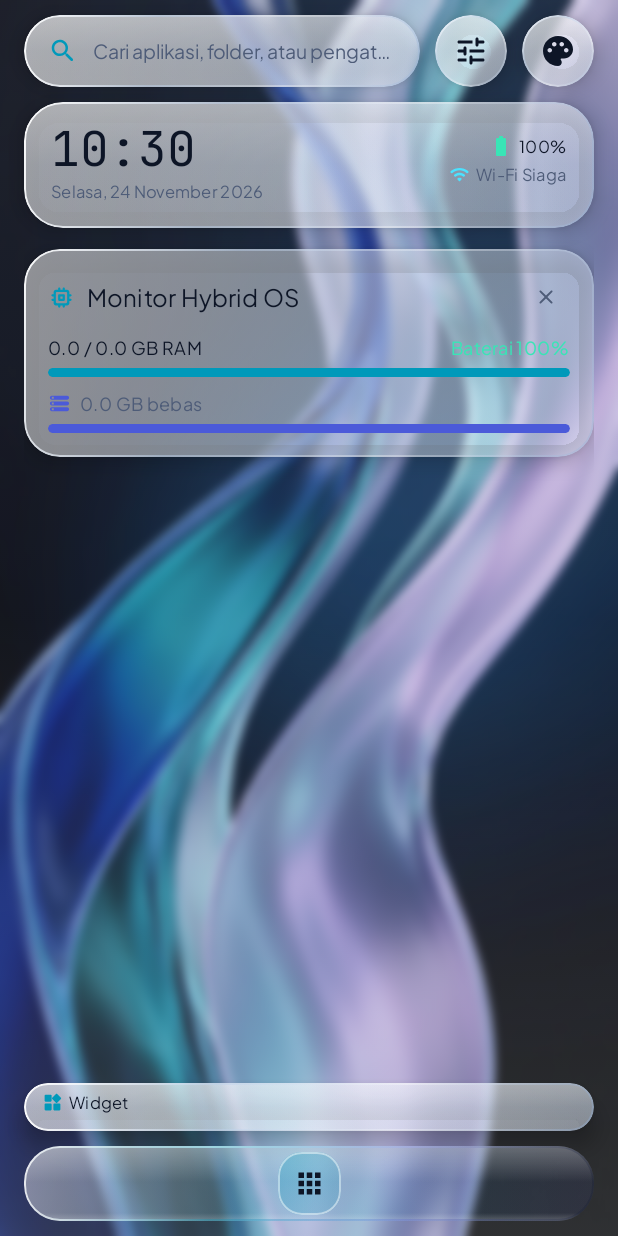
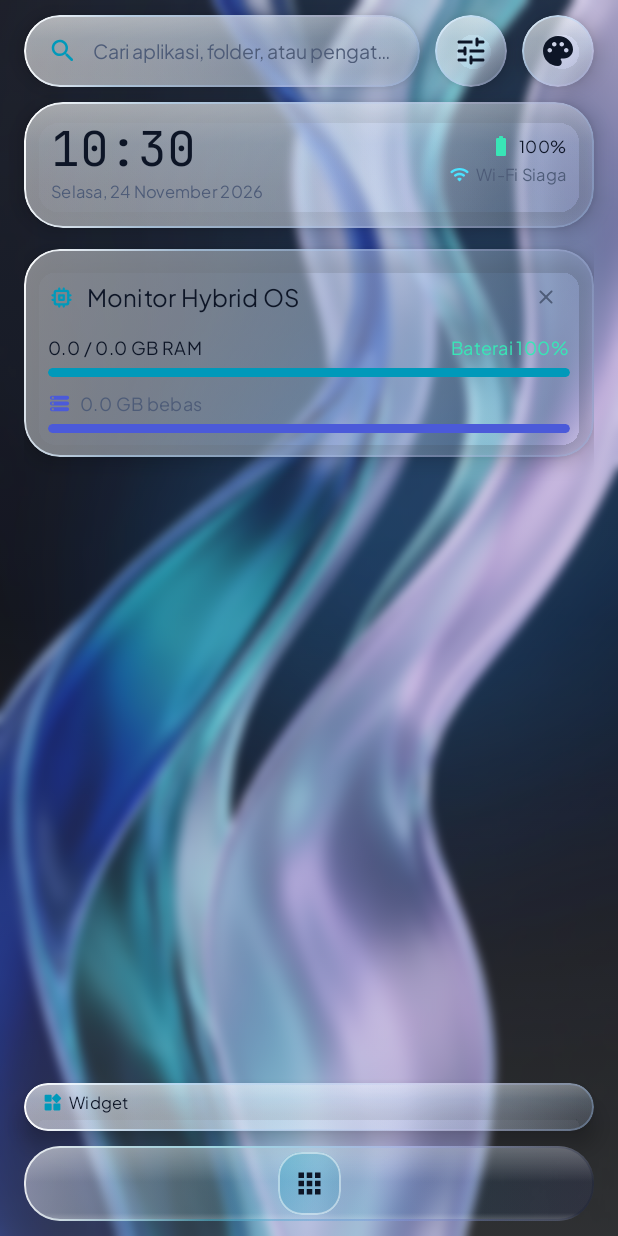
Before and after one commit to andikune-ux/H-P-i-O, an Android app built with Jetpack Compose: the screen it shows after launch (MainActivity), on a phone screen of 412 x 824 dp. Run offline under Robolectric (Android 15) with nearby library versions, the phone set to English and light mode, and no system bars.

Commit message:
Refine Liquid Glass dock lens and material

```diff
--- a/app/src/main/java/dev/andikune/launcherhpio/ui/components/LiquidGlassComponents.kt
+++ b/app/src/main/java/dev/andikune/launcherhpio/ui/components/LiquidGlassComponents.kt
@@ -157,34 +157,38 @@ fun liquidGlassPanelModifier(
     val fill = if (dark) {
         Brush.linearGradient(
             colors = listOf(
-                Color(0xFF52617D).copy(alpha = (alpha * 0.54f).coerceAtMost(0.48f)),
-                Color(0xFF18243B).copy(alpha = (alpha + 0.10f).coerceAtMost(0.72f)),
-                Color(0xFF0A1325).copy(alpha = (alpha + 0.16f).coerceAtMost(0.82f))
+                Color(0xFFB9D9FF).copy(alpha = (alpha * 0.34f).coerceAtMost(0.30f)),
+                Color(0xFF526B91).copy(alpha = (alpha * 0.62f).coerceAtMost(0.52f)),
+                Color(0xFF18243B).copy(alpha = (alpha + 0.08f).coerceAtMost(0.68f)),
+                Color(0xFF0A1325).copy(alpha = (alpha + 0.12f).coerceAtMost(0.78f))
             )
         )
     } else {
         Brush.linearGradient(
             colors = listOf(
-                Color.White.copy(alpha = (alpha + 0.18f).coerceAtMost(0.76f)),
-                Color(0xFFF5F9FF).copy(alpha = (alpha + 0.12f).coerceAtMost(0.72f)),
-                Color(0xFFDCE8F8).copy(alpha = (alpha + 0.08f).coerceAtMost(0.66f))
+                Color.White.copy(alpha = (alpha + 0.12f).coerceAtMost(0.68f)),
+                Color(0xFFEAF4FF).copy(alpha = (alpha + 0.10f).coerceAtMost(0.66f)),
+                Color(0xFFC7DDF7).copy(alpha = (alpha + 0.06f).coerceAtMost(0.60f)),
+                Color(0xFF9BBCE5).copy(alpha = (alpha * 0.34f).coerceAtMost(0.30f))
             )
         )
     }
     val edge = Brush.linearGradient(
         colors = if (dark) {
             listOf(
-                Color.White.copy(alpha = 0.42f),
-                Color(0xFFB7D5FF).copy(alpha = 0.20f),
-                Color.White.copy(alpha = 0.07f),
-                Color(0xFF9CBFFF).copy(alpha = 0.18f)
+                Color.White.copy(alpha = 0.56f),
+                Color(0xFFB7D5FF).copy(alpha = 0.32f),
+                Color(0xFF8EC5FF).copy(alpha = 0.14f),
+                Color.White.copy(alpha = 0.055f),
+                Color(0xFFBDA9FF).copy(alpha = 0.12f)
             )
         } else {
             listOf(
-                Color.White.copy(alpha = 0.94f),
-                Color(0xFFBBD0EB).copy(alpha = 0.48f),
-                Color.White.copy(alpha = 0.34f),
-                Color(0xFF8FAED8).copy(alpha = 0.34f)
+                Color.White.copy(alpha = 0.98f),
+                Color(0xFFBBDFFF).copy(alpha = 0.58f),
+                Color(0xFFA9C7F2).copy(alpha = 0.34f),
+                Color(0xFFD9C9FF).copy(alpha = 0.20f),
+                Color(0xFF8FAED8).copy(alpha = 0.40f)
             )
         }
     )
@@ -232,14 +236,16 @@ fun LiquidGlassSurface(
                         Brush.verticalGradient(
                             colors = if (dark) {
                                 listOf(
-                                    Color.White.copy(alpha = 0.105f),
-                                    Color(0xFFB7D5FF).copy(alpha = 0.035f),
+                                    Color.White.copy(alpha = 0.13f),
+                                    Color(0xFFB7D5FF).copy(alpha = 0.055f),
+                                    Color(0xFF8CB8F2).copy(alpha = 0.018f),
                                     Color.Transparent
                                 )
                             } else {
                                 listOf(
-                                    Color.White.copy(alpha = 0.22f),
-                                    Color(0xFFBBD0EB).copy(alpha = 0.075f),
+                                    Color.White.copy(alpha = 0.24f),
+                                    Color(0xFFBBDFFF).copy(alpha = 0.095f),
+                                    Color(0xFFD7C9FF).copy(alpha = 0.028f),
                                     Color.Transparent
                                 )
                             }
```
